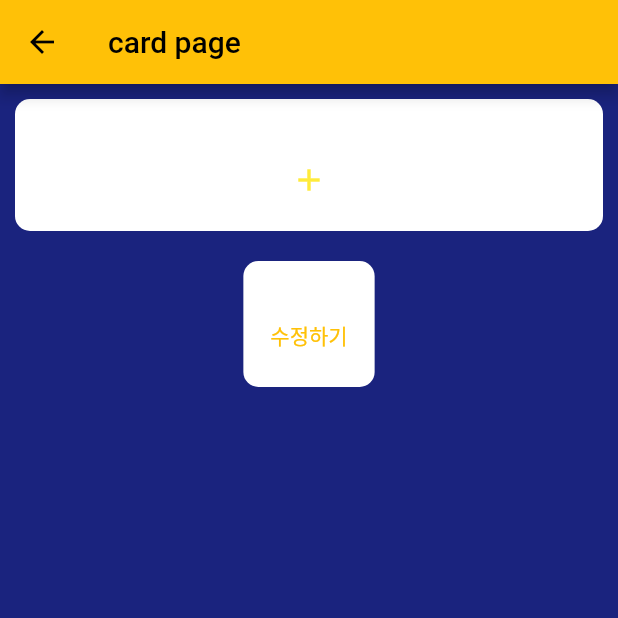
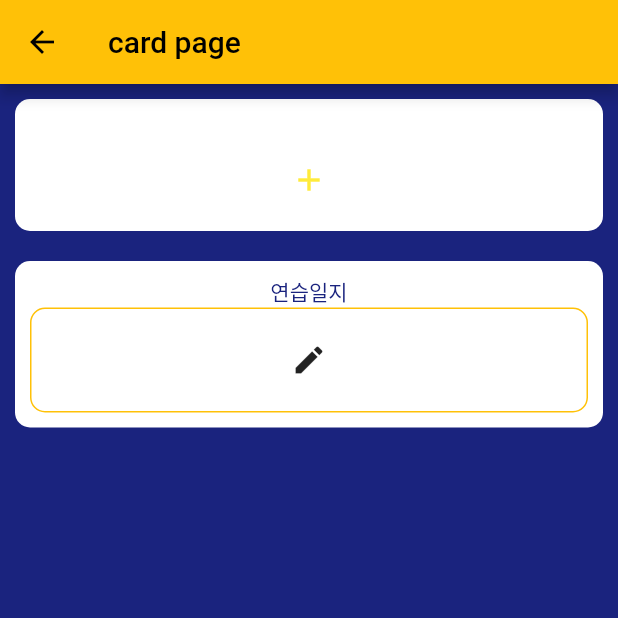
Before and after one commit to 5yearsKim/LessonCard, a Flutter app: the CardPage screen opened by its route, on a phone screen of 412 x 824 dp, the top half of it. Run offline on Flutter 3.47's test engine with Material 2 defaults, Android fonts, the phone set to English and light mode, and no system bars; our stand-ins replace flutter_typeahead, get, sqflite, table_calendar; missing offline and left inert: flutter_material_color_picker; accounts and stored records are empty; statements that could not run were skipped.

Commit message:
note design

```diff
--- a/lib/components/card/cardNote.dart
+++ b/lib/components/card/cardNote.dart
@@ -5,14 +5,45 @@ import 'package:get/get.dart';
 // custom
 import 'package:myapp/controller.dart';
 
-class CardNote extends StatefulWidget {
-  const CardNote({Key? key}) : super(key: key);
+class CardNote extends StatelessWidget {
+  const CardNote({ Key? key }) : super(key: key);
 
   @override
-  _CardNoteState createState() => _CardNoteState();
+  Widget build(BuildContext context) {
+    return Column(
+      children: [
+        Text('연습일지',
+          style: TextStyle(
+            color: Colors.indigo[900],
+          ),
+        ),
+        Container(
+          alignment: Alignment.center,
+          padding: EdgeInsets.all(10),
+          width: double.infinity,
+          decoration: BoxDecoration(
+            borderRadius: BorderRadius.circular(10),
+            border: Border.all(
+              width: 1,
+              color: Theme.of(context).primaryColor,
+            )
+          ),
+          child: CardNoteContent()
+        ,)
+      ],
+    );
+  }
 }
 
-class _CardNoteState extends State<CardNote> {
+
+class CardNoteContent extends StatefulWidget {
+  const CardNoteContent({Key? key}) : super(key: key);
+
+  @override
+  _CardNoteContentState createState() => _CardNoteContentState();
+}
+
+class _CardNoteContentState extends State<CardNoteContent> {
   final Controller ctrl = Get.find();
   final noteTcr = TextEditingController();
   bool isEdit = false;
@@ -34,8 +65,20 @@ class _CardNoteState extends State<CardNote> {
         mainAxisSize: MainAxisSize.min,
         children: [
           TextField(
-            decoration: InputDecoration(border: OutlineInputBorder(), labelText: '연습일지를 적어보세요!'),
+            decoration: InputDecoration(
+              labelText: '연습일지를 적어보세요!'
+            ),
             controller: noteTcr,
+          ),
+          Row(
+            mainAxisAlignment: MainAxisAlignment.end,
+            children: [
+              OutlinedButton(
+                onPressed: () {
+                  noteTcr.text = card['note'];
+                  setState(() => isEdit = false);
+                },
+                child: Text('취소'),
               ),
               OutlinedButton(
                 onPressed: () {
@@ -45,17 +88,22 @@ class _CardNoteState extends State<CardNote> {
                 child: Text('저장'),
               )
             ],
+          )
+        ],
       );
     } else {
-      return Column(
-        mainAxisSize: MainAxisSize.min,
+      return Wrap(
+        direction: Axis.horizontal,
+        crossAxisAlignment: WrapCrossAlignment.center,
         children: [
           Text(noteTcr.text),
-          TextButton(
+          IconButton(
+            icon: Icon(Icons.edit),
+            tooltip: '수정하기',
             onPressed: () {
               setState(() => isEdit = true);
             },
-            child: Text('수정하기'),)
+          ),
         ],
       );
     }
--- a/lib/main.dart
+++ b/lib/main.dart
@@ -17,7 +17,10 @@ class Nav2App extends StatelessWidget {
     return GetMaterialApp(
       title: 'practice project',
       theme: ThemeData(
-        primarySwatch: Colors.amber,
+        primaryColor: Colors.amber[500],
+        colorScheme: ColorScheme.fromSwatch(
+          primarySwatch: Colors.amber,
+        ),
         scaffoldBackgroundColor: Colors.indigo[900],
       ),
       defaultTransition: Transition.native,
--- a/lib/screens/cardPage.dart
+++ b/lib/screens/cardPage.dart
@@ -56,12 +56,12 @@ class CardPageWrapper extends StatelessWidget {
         Container(
           margin: EdgeInsets.all(10),
           padding: EdgeInsets.all(10),
+          width: double.infinity,
           decoration: BoxDecoration(
             borderRadius: BorderRadius.circular(10),
             color: Colors.white,
           ),
-          child: CardNote(),
-          // child: Text('hello'),
+          child: CardNote(),          // child: Text('hello'),
         ),
       ],
     );
@@ -119,6 +119,16 @@ class _AddTrackState extends State<AddTrack> {
   TextEditingController nameTcr = TextEditingController();
 
   dynamic info = null;
+
+  @override
+  void initState() {
+    super.initState();
+    nameTcr.addListener(() {
+      if (nameTcr.text == '') {
+        setState(() => info = null);
+      }
+    });
+  }
 
   @override
   Widget build(BuildContext context) {
```
Also changed, not shown: 12 other files. Lines whose indentation alone changed are shown as unchanged.
